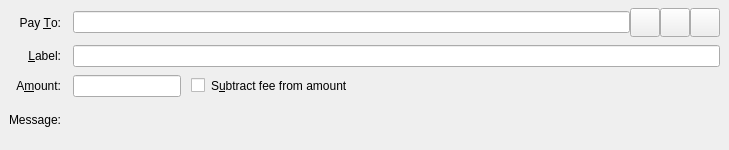
Qt form src/qt/forms/sendcoinsentry.ui (Anfauglith/bitcoin) before a commit.
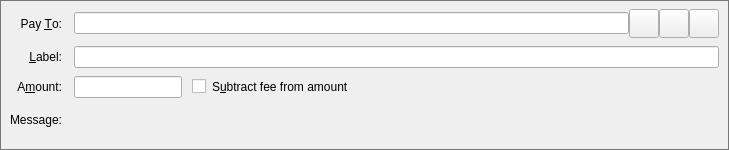
The same form after that commit. Icons and pictures are not drawn. Custom widgets are drawn as their Qt base class.

Commit message: lighter borders, mint icons, splashscreen mac fix try

```diff
--- a/src/qt/forms/sendcoinsentry.ui
+++ b/src/qt/forms/sendcoinsentry.ui
@@ -12,7 +12,7 @@
   </property>
   <property name="styleSheet">
           <string>
-                  #SendCoins { border: none }
+                  #SendCoins { border: solid; border-width: 1px; border-color: rgb(119,119,119); }
                   #messageLabel { border: none }
                   #line { border: none }</string>
   </property>
```
The commit also changes 4 other files.
